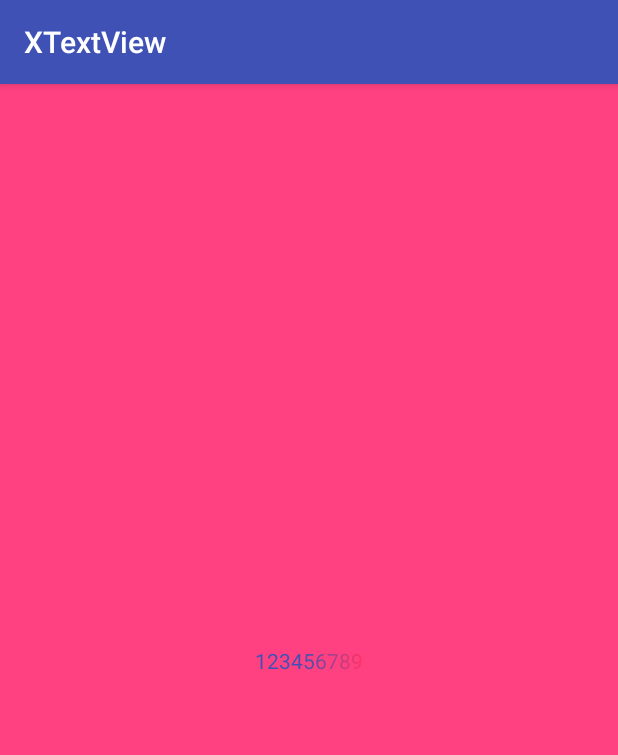
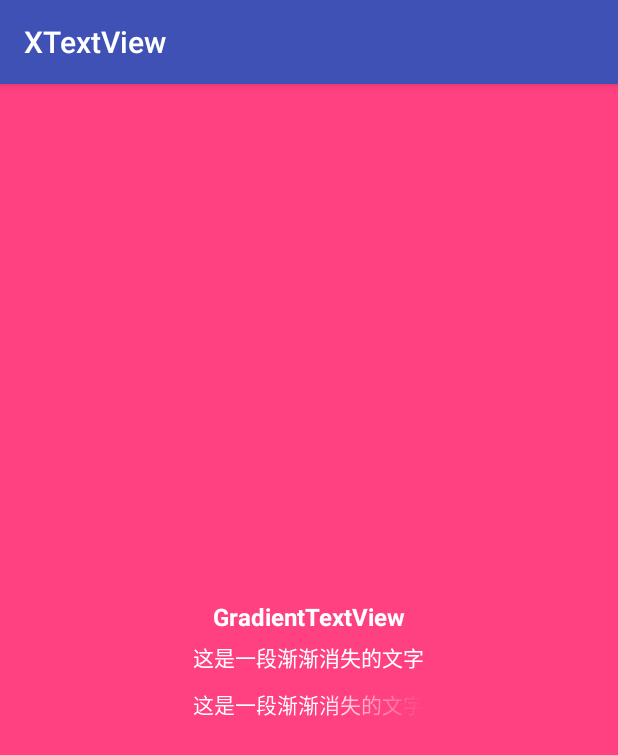
Before and after one commit to GeekBugs/XTextView, an Android app: the screen it shows after launch (MainActivity), on a phone screen of 412 x 824 dp. Shown: the top 755 px of the screen. Run offline under Robolectric (Android 15) with nearby library versions, the phone set to English and light mode, and no system bars.

Commit message:
1. update

```diff
--- a/app/src/main/res/layout/activity_main.xml
+++ b/app/src/main/res/layout/activity_main.xml
@@ -1,26 +1,46 @@
 <?xml version="1.0" encoding="utf-8"?>
-<android.support.constraint.ConstraintLayout
+<LinearLayout
     xmlns:android="http://schemas.android.com/apk/res/android"
     xmlns:app="http://schemas.android.com/apk/res-auto"
     xmlns:tools="http://schemas.android.com/tools"
     android:layout_width="match_parent"
     android:layout_height="match_parent"
+    android:background="@color/colorAccent"
+    android:gravity="center"
+    android:orientation="vertical"
     tools:context="com.f1reking.xtextview.MainActivity"
-    android:background="@color/colorAccent"
     >
+
+    <TextView
+        android:layout_width="wrap_content"
+        android:layout_height="wrap_content"
+        android:text="GradientTextView"
+        android:textColor="#ffffff"
+        android:textSize="16sp"
+        android:textStyle="bold"
+        />
+
+    <TextView
+        android:layout_width="wrap_content"
+        android:layout_height="wrap_content"
+        android:layout_marginTop="5dp"
+        android:text="这是一段渐渐消失的文字"
+        android:textColor="#ffffff"
+        android:textSize="14sp"
+        />
 
     <com.f1reking.library.GradientTextView
         android:layout_width="wrap_content"
         android:layout_height="wrap_content"
-        android:text="123456789"
+        android:layout_marginTop="10dp"
+        android:text="这是一段渐渐消失的文字"
+        android:textColor="#ffffff"
+        android:textSize="14sp"
+        app:gradientLength="5"
         app:layout_constraintBottom_toBottomOf="parent"
         app:layout_constraintLeft_toLeftOf="parent"
         app:layout_constraintRight_toRightOf="parent"
-        android:textColor="#ffffff"
         app:layout_constraintTop_toTopOf="parent"
-        app:gradientLength="5"
-        app:startColor="@color/colorPrimary"
-        app:endColor="#ff3265"
         />
 
-</android.support.constraint.ConstraintLayout>
+</LinearLayout>
--- a/app/src/main/res/values/colors.xml
+++ b/app/src/main/res/values/colors.xml
@@ -3,4 +3,6 @@
     <color name="colorPrimary">#3F51B5</color>
     <color name="colorPrimaryDark">#303F9F</color>
     <color name="colorAccent">#FF4081</color>
+
+    <color name="black">#000000</color>
 </resources>
--- a/build.gradle
+++ b/build.gradle
@@ -6,6 +6,7 @@ buildscript {
     }
     dependencies {
         classpath 'com.android.tools.build:gradle:2.3.3'
+        classpath 'com.github.dcendents:android-maven-gradle-plugin:1.5'
 
         // NOTE: Do not place your application dependencies here; they belong
         // in the individual module build.gradle files
```
Also changed, not shown: library/build.gradle (+2 -6 lines), library/src/main/java/com/f1reking/library/GradientTextView.java (+16 -0 lines), 2 other files.
